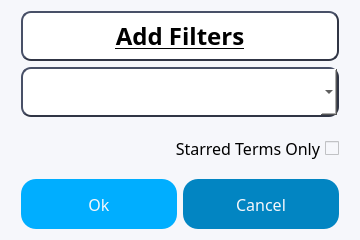
First picture: the form in gui/modifyViewNotes.ui, repository AlexShem247/note-and-flashcard-maker, before the edit.
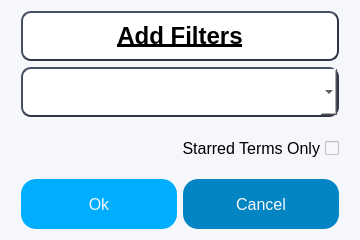
Second picture: the form after the edit.

Commit message: Changed Font to MS Shell

```diff
--- a/gui/modifyViewNotes.ui
+++ b/gui/modifyViewNotes.ui
@@ -51,7 +51,7 @@
        </property>
        <property name="font">
         <font>
-         <family>Neue Haas Grotesk Text Pro</family>
+         <family>MS Shell Dlg 2</family>
          <pointsize>18</pointsize>
          <weight>75</weight>
          <bold>true</bold>
@@ -106,7 +106,7 @@
        </property>
        <property name="font">
         <font>
-         <family>Neue Haas Grotesk Text Pro</family>
+         <family>MS Shell Dlg 2</family>
          <pointsize>12</pointsize>
         </font>
        </property>
@@ -128,7 +128,7 @@
        </property>
        <property name="font">
         <font>
-         <family>Neue Haas Grotesk Text Pro</family>
+         <family>MS Shell Dlg 2</family>
          <pointsize>12</pointsize>
         </font>
        </property>
@@ -158,7 +158,7 @@
        </property>
        <property name="font">
         <font>
-         <family>Neue Haas Grotesk Text Pro</family>
+         <family>MS Shell Dlg 2</family>
          <pointsize>12</pointsize>
         </font>
        </property>
```
Left out of the diff: 2 changed lines with no effect on the pictures. The commit also changes 27 other files.
